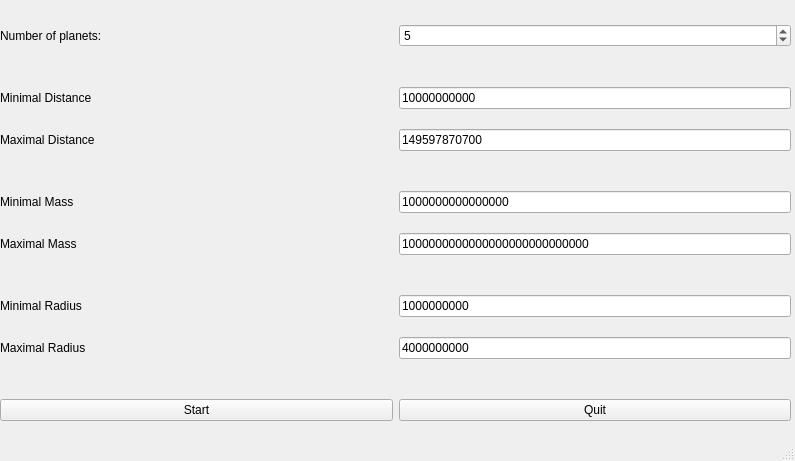
Before: the Qt Designer form simulation_gui.ui in lieberlois/prog3, drawn with Qt 5.
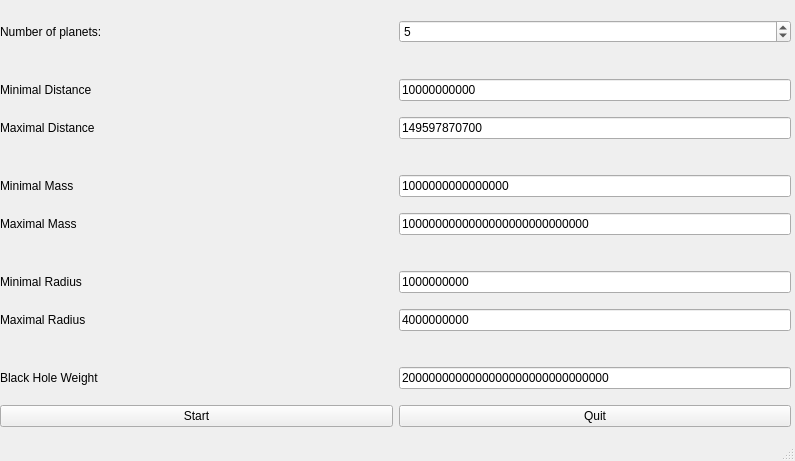
After: the same form once the commit is applied.

Commit message: Fixing black hole jumps.

The edit to the form file:
```diff
--- a/simulation_gui.ui
+++ b/simulation_gui.ui
@@ -37,14 +37,14 @@
        </property>
       </widget>
      </item>
-     <item row="11" column="0">
+     <item row="13" column="0">
       <widget class="QPushButton" name="startButton">
        <property name="text">
         <string>Start</string>
        </property>
       </widget>
      </item>
-     <item row="11" column="1">
+     <item row="13" column="1">
       <widget class="QPushButton" name="quitButton">
        <property name="text">
         <string>Quit</string>
@@ -116,6 +116,13 @@
        </property>
       </spacer>
      </item>
+     <item row="5" column="1">
+      <widget class="QLineEdit" name="minMassLineEdit">
+       <property name="text">
+        <string>1000000000000000</string>
+       </property>
+      </widget>
+     </item>
      <item row="10" column="1">
       <spacer name="horizontalSpacer_6">
        <property name="orientation">
@@ -242,10 +249,17 @@
        </property>
       </widget>
      </item>
-     <item row="5" column="1">
-      <widget class="QLineEdit" name="minMassLineEdit">
+     <item row="11" column="0">
+      <widget class="QLabel" name="blackHoleWeightLabel">
        <property name="text">
-        <string>1000000000000000</string>
+        <string>Black Hole Weight</string>
+       </property>
+      </widget>
+     </item>
+     <item row="11" column="1">
+      <widget class="QLineEdit" name="blackHoleWeightLineEdit">
+       <property name="text">
+        <string>2000000000000000000000000000000</string>
        </property>
       </widget>
      </item>
```
The commit also changes 3 other files.
